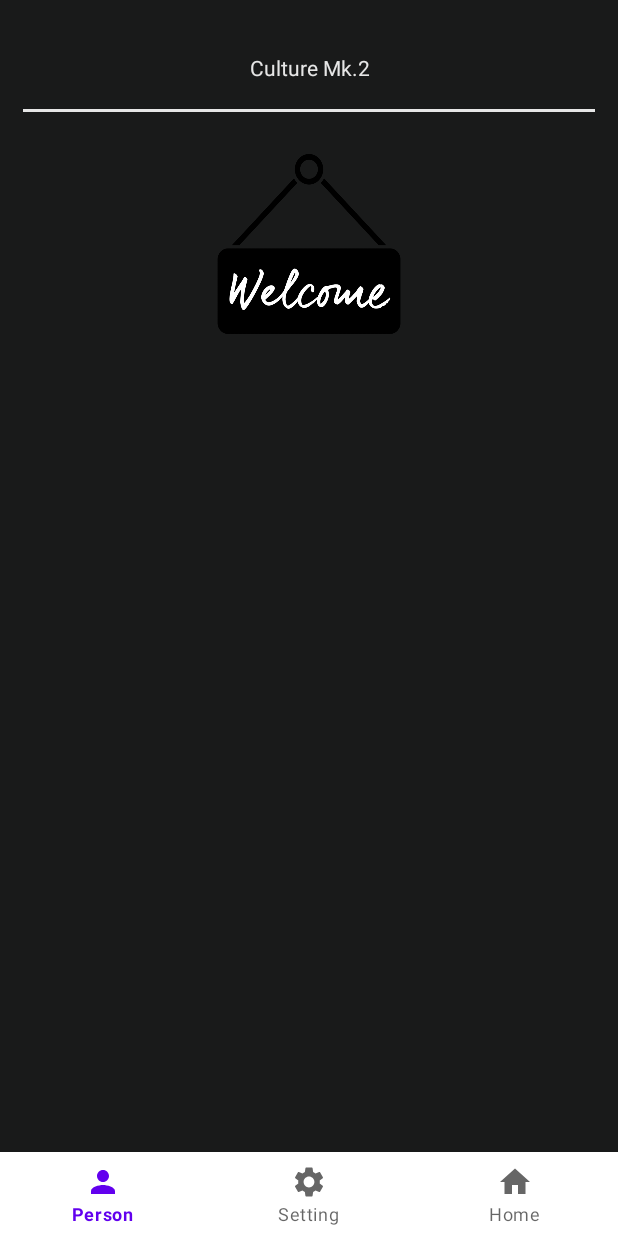
After one commit to nanowl/EnjoyTradition, an Android app: the layout mypage.xml on its own in the app's theme, with its tools: preview values and no code run, on a phone screen of 412 x 824 dp. The commit adds this screen. Run offline under Robolectric (Android 15) with nearby library versions, the phone set to English and light mode, and no system bars.

Commit message:
이상기 테스트

```diff
--- /dev/null
+++ b/app/src/main/res/drawable/main_textview_logo.xml
@@ -0,0 +1,17 @@
+<?xml version="1.0" encoding="utf-8"?>
+<layer-list xmlns:android="http://schemas.android.com/apk/res/android">
+    <item>
+        <shape android:shape="rectangle">
+            <solid android:color="@color/Base_text_color" />
+        </shape>
+    </item>
+    <item
+        android:bottom="2dp"
+        android:end="-0.4dp"
+        android:start="-0.4dp"
+        android:top="-0.4dp">
+        <shape android:shape="rectangle">
+            <solid android:color="@color/logo_bar_color" />
+        </shape>
+    </item>
+</layer-list>
--- /dev/null
+++ b/app/src/main/res/layout/mypage.xml
@@ -0,0 +1,48 @@
+<?xml version="1.0" encoding="utf-8"?>
+<androidx.constraintlayout.widget.ConstraintLayout xmlns:android="http://schemas.android.com/apk/res/android"
+    xmlns:app="http://schemas.android.com/apk/res-auto"
+    xmlns:tools="http://schemas.android.com/tools"
+    android:layout_width="match_parent"
+    android:layout_height="match_parent"
+    android:background="@color/logo_bar_color">
+
+    <ScrollView
+        android:layout_width="match_parent"
+        android:layout_height="match_parent">
+
+        <LinearLayout
+            android:layout_width="match_parent"
+            android:layout_height="wrap_content"
+            android:padding="15dp"
+            android:orientation="vertical">
+
+            <TextView
+                android:layout_width="match_parent"
+                android:layout_height="wrap_content"
+                android:text="@string/LogoName"
+                android:textAlignment="center"
+                android:padding="20dp"
+                android:textColor="@color/Base_text_color"
+                android:background="@drawable/main_textview_logo"
+                tools:ignore="MissingConstraints"/>
+
+            <ImageView
+                android:layout_width="match_parent"
+                android:layout_height="200dp"
+                android:src="@drawable/welcome_icon"/>
+
+            <ListView
+                android:layout_width="match_parent"
+                android:layout_height="wrap_content"/>
+
+        </LinearLayout>
+    </ScrollView>
+
+    <com.google.android.material.bottomnavigation.BottomNavigationView
+        android:layout_width="match_parent"
+        android:layout_height="wrap_content"
+        app:layout_constraintBottom_toBottomOf="parent"
+        app:layout_constraintEnd_toEndOf="parent"
+        app:layout_constraintStart_toStartOf="parent"
+        app:menu="@menu/main_bottom_nav" />
+</androidx.constraintlayout.widget.ConstraintLayout>
--- a/app/src/main/res/values/colors.xml
+++ b/app/src/main/res/values/colors.xml
@@ -10,5 +10,6 @@
     <color name="logo_bar_color">#191A1A</color>
     <color name="Base_text_color">#E6E6E6</color>
     <color name="Category">#ACACB1</color>
+    <color name="Category_Back">#171717</color>
     <color name="Icon_color">#FCFCFC</color>
 </resources>
--- a/app/src/main/res/values/strings.xml
+++ b/app/src/main/res/values/strings.xml
@@ -1,3 +1,6 @@
 <resources>
     <string name="app_name">y_practice2</string>
+    <string name="LogoName">Culture Mk.2</string>
+    <!-- TODO: Remove or change this placeholder text -->
+    <string name="hello_blank_fragment">Hello blank fragment</string>
 </resources>
```
Also changed, not shown: app/src/main/res/drawable/main_gridlayout_line.xml (added, +16 -0 lines), app/src/main/res/layout/activity_main.xml (+39 -34 lines), app/src/main/res/drawable/welcome_icon.png (added).
